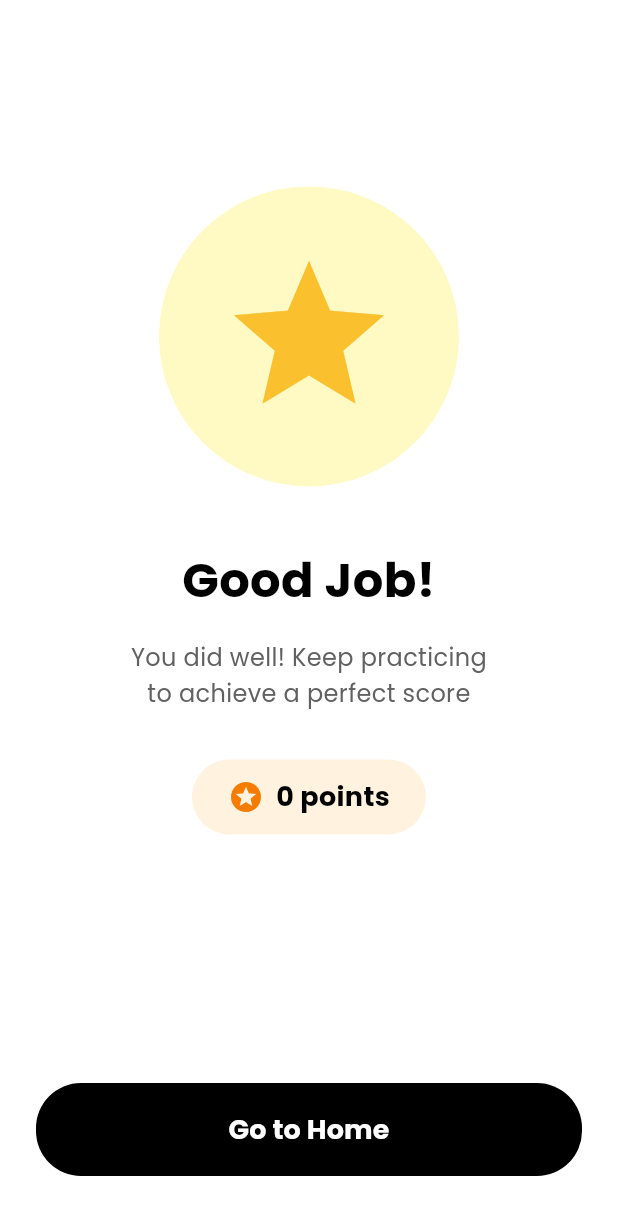
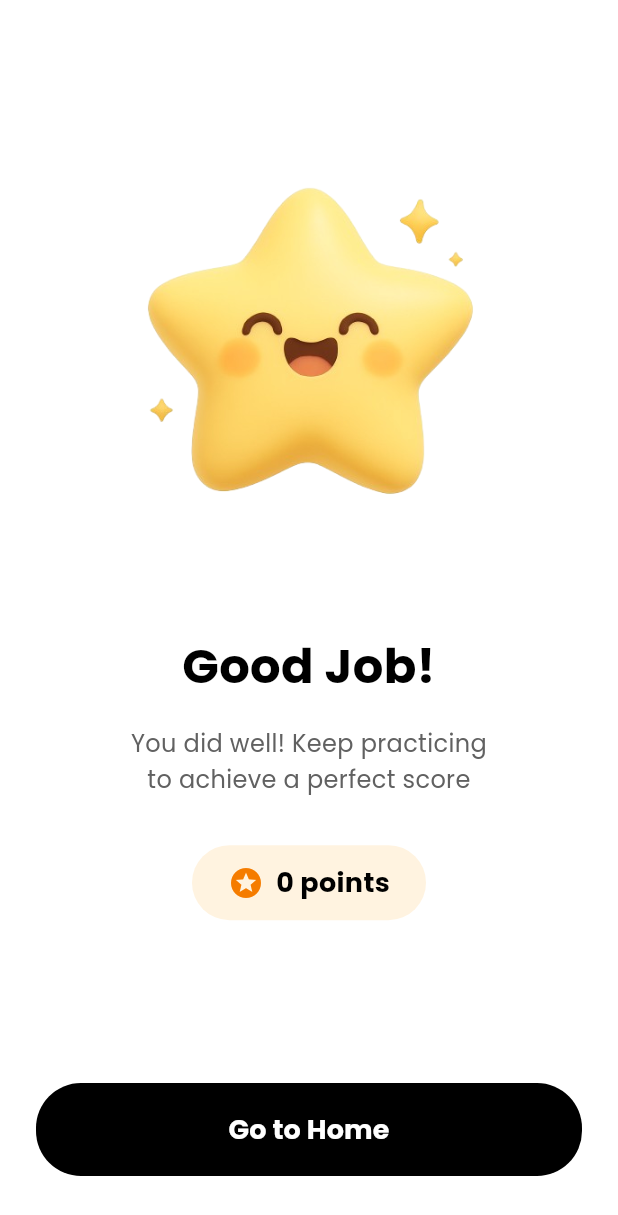
Before and after one commit to KhairunnisaS/Mowlo-App, a Flutter app: the ResultScreen screen opened by its route, on a phone screen of 412 x 824 dp. Shown: the top 1215 px of the screen. Run offline on Flutter 3.47's test engine with Material 3 defaults, Android fonts, the phone set to English and light mode, and no system bars.

Commit message:
chore: final polish and ready for submission

```diff
--- a/lib/screens/result_screen.dart
+++ b/lib/screens/result_screen.dart
@@ -22,31 +22,11 @@ class ResultScreen extends StatelessWidget {
               child: Column(
                 children: [
                   const Spacer(flex: 3),
-
-                  // Star Image Placeholder
-                  // TODO: Ganti dengan Image.asset('assets/images/star.png')
-                  // atau Image.network() jika menggunakan gambar dari internet
-                  Container(
-                    width: 200,
-                    height: 200,
-                    decoration: BoxDecoration(
-                      color: Colors.yellow.shade100,
-                      shape: BoxShape.circle,
-                    ),
-                    child: Center(
-                      child: Icon(
-                        Icons.star,
-                        size: 120,
-                        color: Colors.yellow.shade700,
-                      ),
-                    ),
+                  Image.asset(
+                    'assets/images/star.png',
+                    width: 300,
+                    height: 300,
                   ),
-                  // Untuk menggunakan gambar:
-                  // Image.asset(
-                  //   'assets/images/star.png',
-                  //   width: 200,
-                  //   height: 200,
-                  // ),
 
                   const SizedBox(height: 40),
 
--- a/pubspec.yaml
+++ b/pubspec.yaml
@@ -24,6 +24,11 @@ flutter:
 
   assets:
     - assets/images/
+    - assets/images/dolphin_coral.png
+    - assets/images/star.png
+    - assets/images/frog.png
+    - assets/images/bird.png
+
 
   fonts:
     - family: Poppins
```
Also changed, not shown: lib/main.dart (+22 -18 lines), lib/screens/dashboard_screen.dart (+11 -1 lines), lib/widgets/option_button.dart (+44 -0 lines), lib/widgets/progress_bar.dart (+42 -0 lines), assets/images/avatar.png (deleted), assets/images/bird.png (added), assets/images/dolphin_coral.png (added), assets/images/star.png (added), pubspec.lock, 2 other files.
